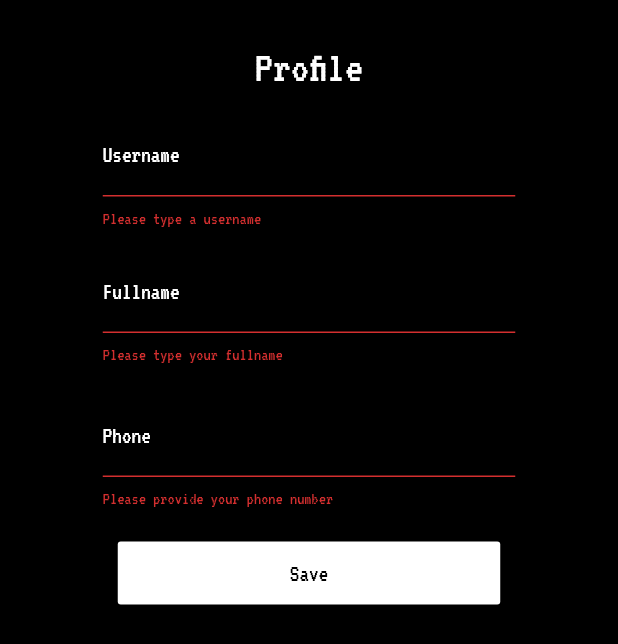
After one commit to aryasurya21/greenify, a Flutter app: the EditProfilePage screen opened directly, after a tap on "Save", on a phone screen of 412 x 824 dp. The commit adds this screen. Shown: the top 644 px of the screen. Run offline on Flutter 3.47's test engine with Material 2 defaults, Android fonts, the phone set to English and light mode, and no system bars; our stand-ins replace cloud_firestore, firebase_auth, google_fonts, shared_preferences; accounts and stored records are empty.

Commit message:
Added profile edit page with the needed dependencies

```diff
--- a/lib/pages/auth/login.dart
+++ b/lib/pages/auth/login.dart
@@ -2,7 +2,7 @@ import 'package:flutter/material.dart';
 import 'package:firebase_auth/firebase_auth.dart';
 import 'package:flutter/services.dart';
 import 'package:greenify/pages/auth/register.dart';
-import 'package:greenify/pages/home/main_page.dart';
+import 'package:greenify/pages/home.dart';
 import 'package:greenify/util/session_util.dart';
 
 class LoginPage extends StatefulWidget {
@@ -160,7 +160,7 @@ class _LoginPageState extends State<LoginPage> {
           Navigator.pushReplacement(
               context,
               MaterialPageRoute(
-                  builder: (context) => MainPage(
+                  builder: (context) => HomePage(
                         title: "Home",
                       )));
         } else {
--- a/lib/pages/auth/register.dart
+++ b/lib/pages/auth/register.dart
@@ -1,3 +1,4 @@
+import 'package:cloud_firestore/cloud_firestore.dart';
 import 'package:flutter/material.dart';
 import 'package:flutter/services.dart';
 import 'package:greenify/pages/auth/login.dart';
@@ -149,12 +150,23 @@ class _RegisterPageState extends State<RegisterPage> {
     if(formState.validate()){
       formState.save();
       try{
+        // Register user
         AuthResult authResult  = await FirebaseAuth.instance.createUserWithEmailAndPassword(
           email: _email,
           password: _password
         );
         FirebaseUser user = authResult.user;
+
+        // Send verification email
         user.sendEmailVerification();
+
+        // Save to users with custom document ID
+        Firestore.instance.collection("users").document(user.uid)
+          .setData({
+            "email": _email
+          });
+
+        // Go to login page
         Navigator.pushReplacement(context, MaterialPageRoute(builder: (context) => LoginPage()));
       }
       catch(signUpError){
--- /dev/null
+++ b/lib/pages/home/profile/edit.dart
@@ -0,0 +1,251 @@
+import 'package:cloud_firestore/cloud_firestore.dart';
+import 'package:flutter/widgets.dart';
+import 'package:flutter/material.dart';
+import 'package:greenify/pages/home/main.dart';
+import 'package:greenify/util/session_util.dart';
+
+class EditProfilePage extends StatefulWidget {
+  @override
+  _EditProfileState createState() => _EditProfileState();
+}
+
+class _EditProfileState extends State<EditProfilePage>{
+  String _userID = "";
+  String _username, _fullname, _phone;
+
+  var _usernameController = TextEditingController();
+  var _fullnameController = TextEditingController();
+  var _phoneController = TextEditingController();
+
+  final GlobalKey<FormState> _formKey = GlobalKey<FormState>();
+
+  _EditProfileState() {
+    getUserLogin().then((authId) =>
+      getUserByAuthUID(authId).then((val) => setState((){
+        _userID = authId;
+        if(val.data.containsKey('username')){
+          _usernameController.text = val['username'];
+          _fullnameController.text = val['fullname'];
+          _phoneController.text = val['phone'];
+        }
+      }))
+    );
+  }
+
+  @override
+  Widget build(BuildContext context){
+    return new Scaffold(
+      resizeToAvoidBottomPadding: false,
+      backgroundColor: Colors.black,
+      body: Form(
+        key: _formKey,
+        child: Align(
+          alignment: Alignment.center,
+          child: new ListView(
+            children: <Widget>[
+              new Column(
+                children: <Widget>[
+                  new Container(
+                    padding: EdgeInsets.only(
+                      top: 30.0,
+                      bottom: 10.0,
+                    ),
+                    child: new Text(
+                      'Profile',
+                      textAlign: TextAlign.center,
+                      style: new TextStyle(
+                        color: Colors.white,
+                        fontSize: 30.0,
+                      ),
+                    ),
+                  ),
+                  new Container(
+                    margin: const EdgeInsets.all(
+                      5.0,
+                    ),
+                    child: new SizedBox(
+                      width: 275.0,
+                      child: TextFormField(
+                        controller: _usernameController,
+                        cursorColor: Colors.white,
+                        validator: (input){
+                          if(input.isEmpty){
+                            return 'Please type a username';
+                          }
+                        },
+                        onSaved: (input) => _username = input,
+                        decoration: InputDecoration(
+                          labelText: 'Username',
+                          labelStyle: TextStyle(
+                            color: Colors.white,
+                          ),
+                        ),
+                        style: TextStyle(
+                          color: Colors.white,
+                        ),
+                      ),
+                    ),
+                  ),
+                  new Container(
+                    margin: const EdgeInsets.all(
+                      10.0,
+                    ),
+                    child: new SizedBox(
+                      width: 275.0,
+                      child: TextFormField(
+                        controller: _fullnameController,
+                        cursorColor: Colors.white,
+                        validator: (input){
+                          if(input.isEmpty){
+                            return 'Please type your fullname';
+                          }
+                        },
+                        onSaved: (input) => _fullname = input,
+                        decoration: InputDecoration(
+                          labelText: 'Fullname',
+                          labelStyle: TextStyle(
+                            color: Colors.white,
+                          ),
+                        ),
+                        style: TextStyle(
+                          color: Colors.white,
+                        ),
+                      ),
+                    ),
+                  ),
+                  new Container(
+                    margin: const EdgeInsets.all(
+                      10.0,
+                    ),
+                    child: new SizedBox(
+                      width: 275.0,
+                      child: TextFormField(
+                        controller: _phoneController,
+                        cursorColor: Colors.white,
+                        validator: (input){
+                          RegExp regExp = new RegExp(
+                            r"^\+?([ -]?\d+)+|\(\d+\)([ -]\d+)",
+                            caseSensitive: false,
+                            multiLine: false,
+                          );
+                          if(input.isEmpty){
+                            return 'Please provide your phone number';
+                          }
+                          else if(input.length < 8){
+                            return 'A phone number must be more than 7 characters';
+                          }
+                          else if(!regExp.hasMatch(input)){
+                            return 'Phone number is not valid';
+                          }
+                        },
+                        onSaved: (input) => _phone = input,
+                        decoration: InputDecoration(
+                          labelText: 'Phone',
+                          labelStyle: TextStyle(
+                            color: Colors.white,
+                          ),
+                        ),
+                        style: TextStyle(
+                          color: Colors.white,
+                        ),
+                      ),
+                    ),
+                  ),
+                  new Container(
+                    margin: const EdgeInsets.all(
+                      10.0,
+                    ),
+                    child: new SizedBox(
+                      width: 255.0,
+                      child: RaisedButton(
+                        onPressed: saveUserRecord,
+                        padding: EdgeInsets.all(13.0),
+                        color: Colors.white,
+                        child: Text(
+                          'Save',
+                          style: new TextStyle(
+                            fontSize: 16.0,
+                            color: Colors.black,
+                          ),
+                        ),
+                      ),
+                    ),
+                  ),
+                ],
+              ),
+            ],
+          ),
+        ),
+      ),
+    );
+  }
+
+  Future<void> saveUserRecord() async{
+    final formState = _formKey.currentState;
+    final databaseReference = Firestore.instance;
+
+    if(formState.validate()){
+      formState.save();
+
+      try{
+        Query userData = Firestore.instance.collection('users').where("username", isEqualTo: _username);
+        QuerySnapshot userDataSnapshot = await userData.getDocuments();
+
+        // Check if no document uses the same username
+        // Or if the document that uses that document is the user itself
+        if(
+          userDataSnapshot.documents.isEmpty ||
+          (userDataSnapshot.documents.length == 1 && userDataSnapshot.documents[0].documentID == _userID)
+        ){
+          databaseReference.collection("users").document(_userID)
+            .updateData({
+              'username': _username,
+              'fullname': _fullname,
+              'phone': _phone,
+            }
+          );
+          Navigator.pushReplacement(context, MaterialPageRoute(builder: (context) => MainPage()));
+        }
+        else{
+          return showDialog<void>(
+            context: context,
+            barrierDismissible: false, // user must tap button!
+            builder: (BuildContext context) {
+              return AlertDialog(
+                title: Text(
+                  'Error',
+                  style: new TextStyle(
+                    color: Colors.red[600],
+                  ),
+                ),
+                content: SingleChildScrollView(
+                  child: ListBody(
+                    children: <Widget>[
+                      Text('Username has been used!\nPlease enter another one.'),
+                    ],
+                  ),
+                ),
+                actions: <Widget>[
+                  FlatButton(
+                    child: Text(
+                      'Close',
+                      style: new TextStyle(
+                        color: Colors.red[600],
+                      ),
+                    ),
+                    onPressed: () {
+                      Navigator.of(context).pop();
+                    },
+                  ),
+                ],
+              );
+            },
+          );
+        }
+      }
+      catch(e){
+        print(e);
+      }
+    }
+  }
+}
--- a/lib/util/session_util.dart
+++ b/lib/util/session_util.dart
@@ -18,10 +18,9 @@ Future<bool> removeUserLogin() async{
   return prefs.setString("user", "");
 }
 
-Future<DocumentSnapshot> getUserByAuthUID(String auth_uid) async{
-  Query user = Firestore.instance.collection('users').where("auth_uid", isEqualTo: auth_uid);
-  QuerySnapshot data = await user.getDocuments();
-  return data.documents[0];
+Future<DocumentSnapshot> getUserByAuthUID(String authUid) async{
+  var data = Firestore.instance.collection('users').document(authUid).get();
+  return data;
 }
 
 Future<DocumentSnapshot> getUserByUsername(String username) async{
--- a/pubspec.yaml
+++ b/pubspec.yaml
@@ -26,8 +26,11 @@ dependencies:
   google_fonts: ^1.1.0
   firebase_core: ^0.4.0+1
   firebase_auth: ^0.14.0+1
+  firebase_storage:
   cloud_firestore:
   shared_preferences:
+  image_cropper: 1.0.2
+  image_picker: 0.6.0+17
 
 
   # The following adds the Cupertino Icons font to your application.
```
Also changed, not shown: pubspec.lock.
